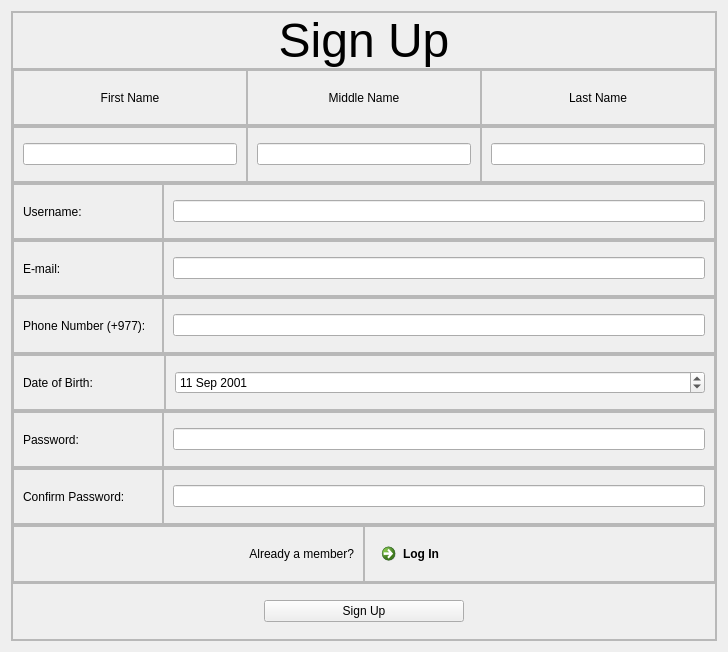
First picture: the form in signup.ui, repository aavashlamichhane/LibMan, before the edit.
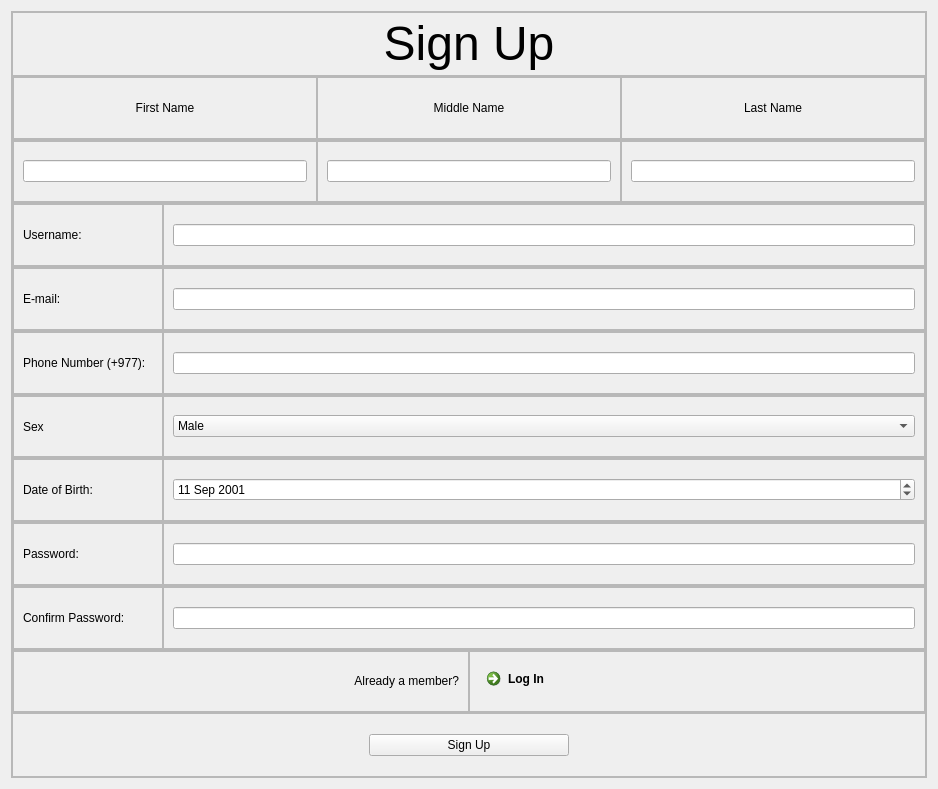
Second picture: the form after the edit.

The edit to the form file:
```diff
--- a/signup.ui
+++ b/signup.ui
@@ -6,8 +6,8 @@
    <rect>
     <x>0</x>
     <y>0</y>
-    <width>728</width>
-    <height>652</height>
+    <width>938</width>
+    <height>789</height>
    </rect>
   </property>
   <property name="windowTitle">
@@ -16,7 +16,7 @@
   <property name="styleSheet">
    <string notr="true"/>
   </property>
-  <layout class="QHBoxLayout" name="horizontalLayout_4">
+  <layout class="QHBoxLayout" name="horizontalLayout_31">
    <item>
     <layout class="QVBoxLayout" name="verticalLayout_2">
      <item>
@@ -488,6 +488,95 @@
           </layout>
          </widget>
         </item>
+        <item>
+         <widget class="QFrame" name="frame_33">
+          <property name="frameShape">
+           <enum>QFrame::StyledPanel</enum>
+          </property>
+          <property name="frameShadow">
+           <enum>QFrame::Raised</enum>
+          </property>
+          <layout class="QHBoxLayout" name="horizontalLayout_4">
+           <property name="spacing">
+            <number>0</number>
+           </property>
+           <property name="leftMargin">
+            <number>0</number>
+           </property>
+           <property name="topMargin">
+            <number>0</number>
+           </property>
+           <property name="rightMargin">
+            <number>0</number>
+           </property>
+           <property name="bottomMargin">
+            <number>0</number>
+           </property>
+           <item>
+            <widget class="QFrame" name="frame_34">
+             <property name="minimumSize">
+              <size>
+               <width>150</width>
+               <height>0</height>
+              </size>
+             </property>
+             <property name="maximumSize">
+              <size>
+               <width>150</width>
+               <height>16777215</height>
+              </size>
+             </property>
+             <property name="frameShape">
+              <enum>QFrame::StyledPanel</enum>
+             </property>
+             <property name="frameShadow">
+              <enum>QFrame::Raised</enum>
+             </property>
+             <layout class="QVBoxLayout" name="verticalLayout_6">
+              <item>
+               <widget class="QLabel" name="label_12">
+                <property name="text">
+                 <string>Sex</string>
+                </property>
+               </widget>
+              </item>
+             </layout>
+            </widget>
+           </item>
+           <item>
+            <widget class="QFrame" name="frame_35">
+             <property name="frameShape">
+              <enum>QFrame::StyledPanel</enum>
+             </property>
+             <property name="frameShadow">
+              <enum>QFrame::Raised</enum>
+             </property>
+             <layout class="QHBoxLayout" name="horizontalLayout_30">
+              <item>
+               <widget class="QComboBox" name="comboBox_sex">
+                <item>
+                 <property name="text">
+                  <string>Male</string>
+                 </property>
+                </item>
+                <item>
+                 <property name="text">
+                  <string>Female</string>
+                 </property>
+                </item>
+                <item>
+                 <property name="text">
+                  <string>Others</string>
+                 </property>
+                </item>
+               </widget>
+              </item>
+             </layout>
+            </widget>
+           </item>
+          </layout>
+         </widget>
+        </item>
         <item>
          <widget class="QFrame" name="frame_3">
           <property name="frameShape">
@@ -520,6 +609,12 @@
                <height>0</height>
               </size>
              </property>
+             <property name="maximumSize">
+              <size>
+               <width>150</width>
+               <height>16777215</height>
+              </size>
+             </property>
              <property name="frameShape">
               <enum>QFrame::StyledPanel</enum>
              </property>
```
